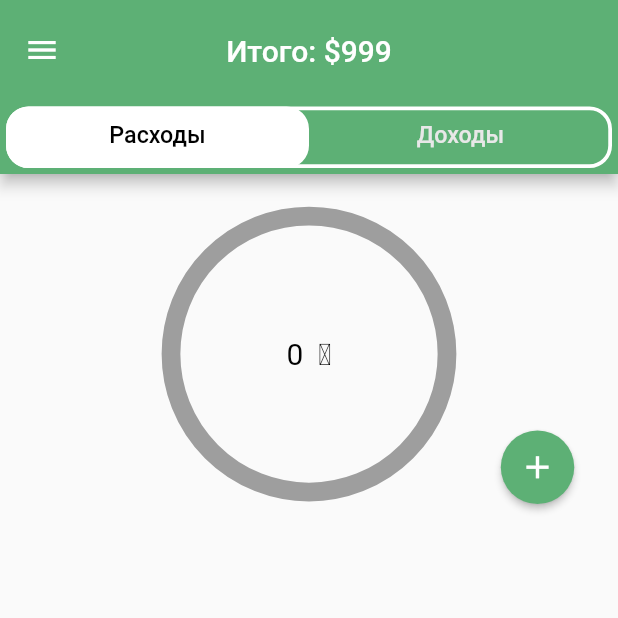
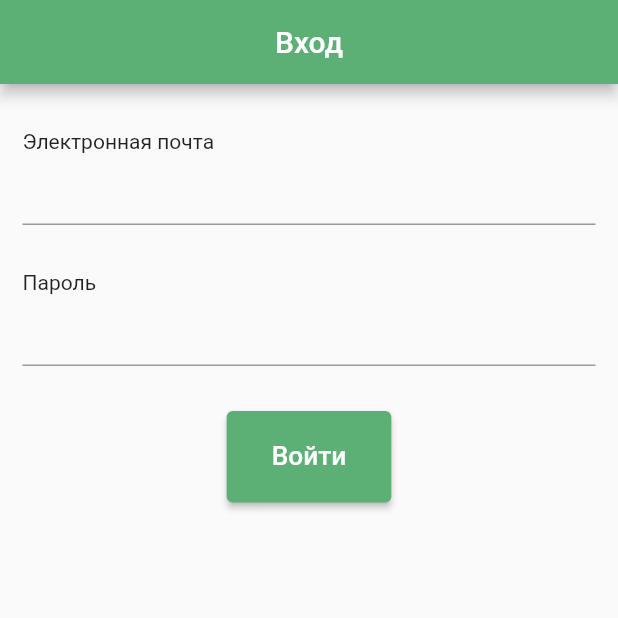
Before and after one commit to ortemmetro/finance_manager, a Flutter app: the screen it shows after launch, on a phone screen of 412 x 824 dp, the top half of it. Run offline on Flutter 3.47's test engine with Material 2 defaults, Android fonts, the light colour scheme and no system bars; drawn by our look-alikes of pie_chart; our stand-ins replace cloud_firestore, firebase_auth, firebase_core, flutter_slidable; accounts and stored records are empty.

Commit message:
Add auth widget and nearly add authentication

```diff
--- a/lib/widgets/app/app.dart
+++ b/lib/widgets/app/app.dart
@@ -1,4 +1,6 @@
 import 'package:finance_manager/widgets/add_widget/add_widget.dart';
+import 'package:finance_manager/widgets/auth/auth_widget.dart';
+import 'package:finance_manager/widgets/auth/auth_widget_model.dart';
 import 'package:finance_manager/widgets/drawer_widget/drawer_widget_model.dart';
 import 'package:finance_manager/widgets/expenses_page_widget/expenses_page_model.dart';
 import 'package:finance_manager/widgets/settings_widgets/categories/categories_widget.dart';
@@ -6,6 +8,7 @@ import 'package:finance_manager/widgets/settings_widgets/charts/charts_widget.da
 import 'package:finance_manager/widgets/settings_widgets/currency/currency_widget.dart';
 import 'package:finance_manager/widgets/settings_widgets/invoices/invoices_widget.dart';
 import 'package:finance_manager/widgets/settings_widgets/settings/settings_widget.dart';
+import 'package:firebase_auth/firebase_auth.dart';
 import 'package:flutter/material.dart';
 import 'package:provider/provider.dart';
 
@@ -20,6 +23,7 @@ class App extends StatelessWidget {
       providers: [
         ChangeNotifierProvider(create: (context) => ExpensesPageModel()),
         ChangeNotifierProvider(create: (context) => DrawerWidgetModel()),
+        Provider(create: (context) => AuthWidgetModel()),
       ],
       child: MaterialApp(
         theme: ThemeData(
@@ -30,15 +34,29 @@ class App extends StatelessWidget {
           ),
         ),
         routes: {
-          'main_page': (context) => const MainPage(),
-          'main_page/add': (context) => AddWidget(),
-          'main_page/invoices': (context) => const InvoicesWidget(),
-          'main_page/charts': (context) => const ChartsWidget(),
-          'main_page/categories': (context) => const CategoriesWidget(),
-          'main_page/currency': (context) => const CurrencyWidget(),
-          'main_page/settings': (context) => const SettingsWidget(),
+          '/': (context) => StreamBuilder<User?>(
+                stream: FirebaseAuth.instance.authStateChanges(),
+                builder: (context, snapshot) {
+                  if (snapshot.connectionState == ConnectionState.waiting) {
+                    return const Center(child: CircularProgressIndicator());
+                  } else if (snapshot.hasError) {
+                    return const Center(child: Text('Something went wrong!'));
+                  } else if (snapshot.hasData) {
+                    return const MainPage();
+                  } else {
+                    return const AuthWidget();
+                  }
+                },
+              ),
+          '/main_page': (context) => const MainPage(),
+          '/main_page/add': (context) => AddWidget(),
+          '/main_page/invoices': (context) => const InvoicesWidget(),
+          '/main_page/charts': (context) => const ChartsWidget(),
+          '/main_page/categories': (context) => const CategoriesWidget(),
+          '/main_page/currency': (context) => const CurrencyWidget(),
+          '/main_page/settings': (context) => const SettingsWidget(),
         },
-        initialRoute: 'main_page',
+        initialRoute: '/',
       ),
     );
   }
--- /dev/null
+++ b/lib/widgets/auth/auth_widget.dart
@@ -0,0 +1,73 @@
+import 'package:finance_manager/widgets/auth/auth_widget_model.dart';
+import 'package:flutter/material.dart';
+import 'package:provider/provider.dart';
+
+class AuthWidget extends StatefulWidget {
+  const AuthWidget({super.key});
+
+  @override
+  State<AuthWidget> createState() => _AuthWidgetState();
+}
+
+class _AuthWidgetState extends State<AuthWidget> {
+  final emailController = TextEditingController();
+  final passwordController = TextEditingController();
+
+  @override
+  void dispose() {
+    emailController.dispose();
+    passwordController.dispose();
+
+    super.dispose();
+  }
+
+  @override
+  Widget build(BuildContext context) {
+    final model = Provider.of<AuthWidgetModel>(context);
+    return Scaffold(
+      appBar: AppBar(
+        title: const Text('Вход'),
+        centerTitle: true,
+      ),
+      body: Padding(
+        padding: const EdgeInsets.symmetric(horizontal: 15.0),
+        child: Column(
+          children: [
+            const SizedBox(height: 30),
+            Row(
+              children: const [Text("Электронная почта")],
+            ),
+            TextField(controller: emailController),
+            const SizedBox(height: 30),
+            Row(
+              children: const [Text('Пароль')],
+            ),
+            TextField(
+              controller: passwordController,
+            ),
+            const SizedBox(height: 30),
+            ElevatedButton(
+              onPressed: () => model.signIn(
+                emailController.text.trim(),
+                passwordController.text.trim(),
+                context,
+              ),
+              style: ButtonStyle(
+                backgroundColor: MaterialStateProperty.all(
+                  const Color.fromARGB(255, 93, 176, 117),
+                ),
+                padding: MaterialStateProperty.all(
+                  const EdgeInsets.symmetric(horizontal: 30, vertical: 20),
+                ),
+              ),
+              child: const Text(
+                'Войти',
+                style: TextStyle(fontSize: 17.5),
+              ),
+            ),
+          ],
+        ),
+      ),
+    );
+  }
+}
--- a/lib/widgets/expenses_page_widget/expenses_page_widget.dart
+++ b/lib/widgets/expenses_page_widget/expenses_page_widget.dart
@@ -1,4 +1,5 @@
 import 'package:finance_manager/widgets/expenses_page_widget/expenses_page_model.dart';
+import 'package:firebase_auth/firebase_auth.dart';
 import 'package:flutter/material.dart';
 import 'package:flutter_slidable/flutter_slidable.dart';
 import 'package:pie_chart/pie_chart.dart';
@@ -24,10 +25,12 @@ class _ExpensesPageWidgetState extends State<ExpensesPageWidget> {
   @override
   Widget build(BuildContext context) {
     final model = context.watch<ExpensesPageModel>();
+    final user = FirebaseAuth.instance.currentUser!;
     return Padding(
       padding: const EdgeInsets.symmetric(horizontal: 8),
       child: Column(
         children: [
+          Text('Loged in as ${user.email!}'),
           const SizedBox(height: 20),
           SizedBox(
             width: 392.7,
--- a/pubspec.yaml
+++ b/pubspec.yaml
@@ -38,6 +38,7 @@ dependencies:
   json_annotation: ^4.7.0
   flutter_slidable: ^2.0.0
   pie_chart: ^5.3.2
+  firebase_auth: ^4.1.3
 
   # The following adds the Cupertino Icons font to your application.
   # Use with the CupertinoIcons class for iOS style icons.
```
Also changed, not shown: lib/widgets/auth/auth_widget_model.dart (added, +20 -0 lines), lib/widgets/drawer_widget/drawer_widget.dart (+19 -6 lines), lib/widgets/expenses_page_widget/expenses_page_model.dart (+6 -5 lines), pubspec.lock, 1 other file.
